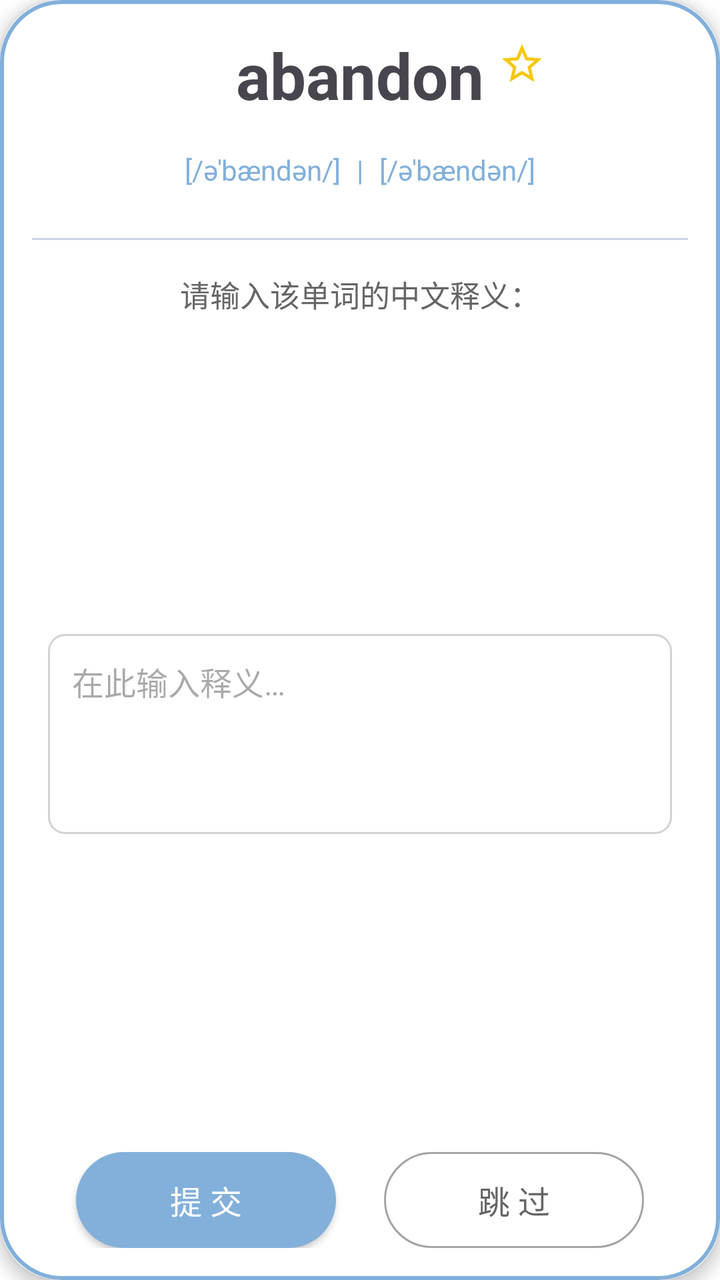
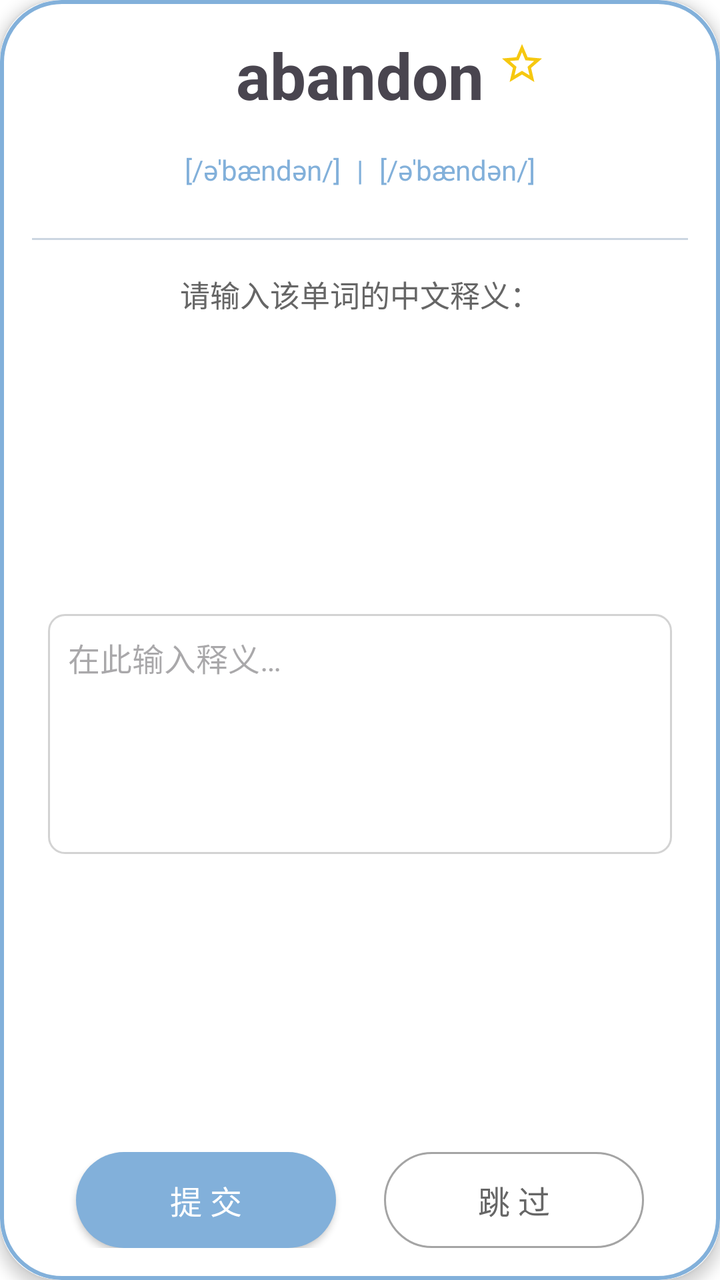

An Android layout rendered at two revisions. The XML below is the earlier revision; the diff shows what the commit changed to produce the second picture.
<!-- AndroidManifest.xml: application theme Theme.Memory -->
<!-- res/layout/word_card_input_layout.xml -->
<?xml version="1.0" encoding="utf-8"?>
<androidx.cardview.widget.CardView xmlns:android="http://schemas.android.com/apk/res/android"
    xmlns:app="http://schemas.android.com/apk/res-auto"
    android:id="@+id/word_card"
    android:layout_width="match_parent"
    android:layout_height="match_parent"
    app:cardCornerRadius="30dp"
    app:cardElevation="4dp"
    android:layout_margin="8dp">

    <LinearLayout
        android:id="@+id/word_card_inner"
        android:layout_width="match_parent"
        android:layout_height="match_parent"
        android:background="@drawable/custom_wordcard_background"
        android:orientation="vertical"
        android:padding="16dp">

        
        <LinearLayout
            android:id="@+id/word_header"
            android:layout_width="match_parent"
            android:layout_height="wrap_content"
            android:gravity="center"
            android:orientation="vertical">

            <RelativeLayout
                android:layout_width="match_parent"
                android:layout_height="wrap_content"
                android:layout_marginBottom="4dp">

                <TextView
                    android:id="@+id/tv_word"
                    android:layout_width="wrap_content"
                    android:layout_height="wrap_content"
                    android:layout_centerInParent="true"
                    android:text="abandon"
                    android:textSize="32sp"
                    android:textStyle="bold" />

                <ImageButton
                    android:id="@+id/btn_favorite"
                    android:layout_width="wrap_content"
                    android:layout_height="wrap_content"
                    android:layout_toEndOf="@+id/tv_word"
                    android:layout_marginStart="7dp"
                    android:layout_marginTop="4dp"
                    android:scaleType="centerInside"
                    android:src="@drawable/baseline_star_border_24"
                    android:background="@null"
                    android:contentDescription="收藏" />
            </RelativeLayout>

            
            <LinearLayout
                android:layout_width="wrap_content"
                android:layout_height="wrap_content"
                android:orientation="horizontal"
                android:layout_marginBottom="4dp">

                <TextView
                    android:id="@+id/tv_phonetic_US"
                    android:layout_width="wrap_content"
                    android:layout_height="wrap_content"
                    android:text="[/əˈbændən/]"
                    android:textSize="14sp"
                    android:textColor="@color/tag_text_color" android:padding="8dp" android:minWidth="44dp" android:minHeight="44dp" android:gravity="center" android:background="?attr/selectableItemBackground"/>

                <TextView
                    android:id="@+id/tv_phonetic_separator"
                    android:layout_width="wrap_content"
                    android:layout_height="wrap_content"
                    android:text="|"
                    android:textSize="14sp"
                    android:textColor="@color/tag_text_color" android:paddingVertical="8dp" android:gravity="center"/>

                <TextView
                    android:id="@+id/tv_phonetic_UK"
                    android:layout_width="wrap_content"
                    android:layout_height="wrap_content"
                    android:text="[/əˈbændən/]"
                    android:textSize="14sp"
                    android:textColor="@color/tag_text_color" android:padding="8dp" android:minWidth="44dp" android:minHeight="44dp" android:gravity="center" android:background="?attr/selectableItemBackground"/>
            </LinearLayout>

            
            <LinearLayout
                android:id="@+id/fsrs_info_bar"
                android:layout_width="match_parent"
                android:layout_height="wrap_content"
                android:gravity="center"
                android:visibility="gone"
                android:orientation="horizontal"
                android:layout_marginBottom="4dp">

                <TextView
                    android:id="@+id/tv_retrievability"
                    android:layout_width="wrap_content"
                    android:layout_height="wrap_content"
                    android:text="R:0.85"
                    android:textSize="11sp"
                    android:textColor="@color/middle_gray"
                    android:layout_marginEnd="8dp" />

                <TextView
                    android:id="@+id/tv_difficulty"
                    android:layout_width="wrap_content"
                    android:layout_height="wrap_content"
                    android:text="D:4.2"
                    android:textSize="11sp"
                    android:textColor="@color/middle_gray"
                    android:layout_marginEnd="8dp" />

                <TextView
                    android:id="@+id/tv_stability"
                    android:layout_width="wrap_content"
                    android:layout_height="wrap_content"
                    android:text="S:3.5d"
                    android:textSize="11sp"
                    android:textColor="@color/middle_gray" />
            </LinearLayout>

            <View
                android:layout_width="match_parent"
                android:layout_height="1dp"
                android:background="@color/theme_background"
                android:layout_marginTop="8dp" />
        </LinearLayout>

        
        <TextView
            android:id="@+id/tv_input_hint"
            android:layout_width="match_parent"
            android:layout_height="wrap_content"
            android:text="请输入该单词的中文释义："
            android:textSize="15sp"
            android:textColor="@color/theme_text_secondary"
            android:layout_marginTop="16dp"
            android:layout_marginBottom="12dp"
            android:gravity="center" />

        
        <LinearLayout
            android:id="@+id/input_container"
            android:layout_width="match_parent"
            android:layout_height="0dp"
            android:layout_weight="1"
            android:orientation="vertical"
            android:gravity="center"
            android:paddingStart="8dp"
            android:paddingEnd="8dp">

            <EditText
                android:id="@+id/et_user_input"
                android:layout_width="match_parent"
                android:layout_height="wrap_content"
                android:minHeight="100dp"
                android:gravity="top|start"
                android:hint="在此输入释义…"
                android:textSize="16sp"
                android:padding="12dp"
                android:background="@drawable/edittext_input_background"
                android:inputType="textMultiLine"
                android:maxLines="4"
                android:scrollbars="vertical" />
        </LinearLayout>

        
        <LinearLayout
            android:id="@+id/feedback_container"
            android:layout_width="match_parent"
            android:layout_height="wrap_content"
            android:gravity="center"
            android:orientation="vertical"
            android:visibility="gone"
            android:layout_marginTop="12dp"
            android:layout_marginBottom="8dp">

            <TextView
                android:id="@+id/tv_feedback_result"
                android:layout_width="wrap_content"
                android:layout_height="wrap_content"
                android:text="✅ 回答正确！"
                android:textSize="20sp"
                android:textStyle="bold"
                android:layout_marginBottom="4dp" />

            <TextView
                android:id="@+id/tv_correct_meaning"
                android:layout_width="match_parent"
                android:layout_height="wrap_content"
                android:text="标准释义：放弃；抛弃"
                android:textSize="15sp"
                android:gravity="center"
                android:textColor="@color/theme_text_secondary" />
        </LinearLayout>

        
        <LinearLayout
            android:id="@+id/btn_container"
            android:layout_width="match_parent"
            android:layout_height="wrap_content"
            android:gravity="center"
            android:orientation="horizontal"
            android:layout_marginTop="12dp">

            <androidx.appcompat.widget.AppCompatButton
                android:id="@+id/btn_submit"
                android:layout_width="130dp"
                android:layout_height="48dp"
                android:text="提 交"
                android:textSize="16sp"
                android:textColor="@color/white"
                android:background="@drawable/button_confirm_background"
                android:layout_marginEnd="12dp" />

            <androidx.appcompat.widget.AppCompatButton
                android:id="@+id/btn_skip"
                android:layout_width="130dp"
                android:layout_height="48dp"
                android:text="跳 过"
                android:textSize="16sp"
                android:textColor="@color/theme_text_secondary"
                android:background="@drawable/button_skip_background"
                android:layout_marginStart="12dp" />

            <androidx.appcompat.widget.AppCompatButton
                android:id="@+id/btn_next"
                android:layout_width="200dp"
                android:layout_height="48dp"
                android:text="下 一 个"
                android:textSize="16sp"
                android:textColor="@color/white"
                android:background="@drawable/button_next_background"
                android:visibility="gone" />
        </LinearLayout>
    </LinearLayout>
</androidx.cardview.widget.CardView>
<!-- resources referenced by this layout -->
<resources>
  <color name="middle_gray">#FFA4A4A4</color>
  <color name="theme_background">#657E99B4</color>
  <color name="theme_text_secondary">#666666</color>
  <color name="white">#FFFFFFFF</color>
  <!-- drawable baseline_star_border_24 (drawable) -->
  <vector xmlns:android="http://schemas.android.com/apk/res/android" android:height="24dp" android:tint="#F6C810" android:viewportHeight="24" android:viewportWidth="24" android:width="24dp">
        
      <path android:fillColor="@android:color/white" android:pathData="M22,9.24l-7.19,-0.62L12,2 9.19,8.63 2,9.24l5.46,4.73L5.82,21 12,17.27 18.18,21l-1.63,-7.03L22,9.24zM12,15.4l-3.76,2.27 1,-4.28 -3.32,-2.88 4.38,-0.38L12,6.1l1.71,4.04 4.38,0.38 -3.32,2.88 1,4.28L12,15.4z"/>
      
  </vector>
  <!-- drawable button_next_background (drawable) -->
  <?xml version="1.0" encoding="utf-8"?>
  <selector xmlns:android="http://schemas.android.com/apk/res/android">
      <item android:state_pressed="true">
          <shape android:shape="rectangle">
              <solid android:color="@color/theme_behind" />
              <corners android:radius="24dp" />
          </shape>
      </item>
      <item>
          <shape android:shape="rectangle">
              <solid android:color="@color/theme_stress" />
              <corners android:radius="24dp" />
          </shape>
      </item>
  </selector>
  <!-- drawable button_skip_background (drawable) -->
  <?xml version="1.0" encoding="utf-8"?>
  <selector xmlns:android="http://schemas.android.com/apk/res/android">
      <item android:state_pressed="true">
          <shape android:shape="rectangle">
              <solid android:color="#E0E0E0" />
              <corners android:radius="24dp" />
              <stroke android:width="1dp" android:color="@color/middle_gray" />
          </shape>
      </item>
      <item>
          <shape android:shape="rectangle">
              <solid android:color="@android:color/transparent" />
              <corners android:radius="24dp" />
              <stroke android:width="1dp" android:color="@color/middle_gray" />
          </shape>
      </item>
  </selector>
  <!-- drawable custom_wordcard_background (drawable) -->
  <shape xmlns:android="http://schemas.android.com/apk/res/android"
      android:shape="rectangle">
      <solid android:color="@color/white" />
      <stroke
          android:width="2dp"
          android:color="@color/theme_color" />
      <corners android:radius="30dp" />
  </shape>
  <!-- drawable edittext_input_background (drawable) -->
  <?xml version="1.0" encoding="utf-8"?>
  <shape xmlns:android="http://schemas.android.com/apk/res/android" android:shape="rectangle">
      <solid android:color="@android:color/white" />
      <stroke android:width="1dp" android:color="@color/light_gray" />
      <corners android:radius="8dp" />
      <padding android:left="12dp" android:right="12dp" android:top="12dp" android:bottom="12dp" />
  </shape>
  <style name="Theme.Memory" parent="Base.Theme.Memory" />
  <color name="theme_behind">#E57E99B4</color>
  <color name="theme_color">#FF82B0DA</color>
  <color name="theme_stress">#4E9BF8</color>
  <color name="light_gray">#FFD3D3D3</color>
  <color name="theme_primary">#FF82B0DA</color>
  <color name="theme_on_primary">#FFFFFF</color>
  <color name="theme_on_stress">#222222</color>
  <color name="theme_surface">#F8F9FB</color>
  <color name="theme_text_primary">#222222</color>
  <color name="theme_error">#FF5252</color>
  <!-- unchanged entries left out for length: 2 -->
</resources>

<!-- the commit's change to res/layout/word_card_input_layout.xml (unified diff, before → after) -->
@@ -154,15 +154,27 @@
                 android:id="@+id/et_user_input"
                 android:layout_width="match_parent"
                 android:layout_height="wrap_content"
-                android:minHeight="100dp"
+                android:minHeight="120dp"
                 android:gravity="top|start"
                 android:hint="在此输入释义…"
                 android:textSize="16sp"
-                android:padding="12dp"
+                android:padding="10dp"
                 android:background="@drawable/edittext_input_background"
                 android:inputType="textMultiLine"
                 android:maxLines="4"
                 android:scrollbars="vertical" />
+
+            <TextView
+                android:id="@+id/tv_ai_feedback"
+                android:layout_width="match_parent"
+                android:layout_height="wrap_content"
+                android:textSize="15sp"
+                android:gravity="center"
+                android:textColor="@color/theme_text_primary"
+                android:textStyle="bold"
+                android:padding="8dp"
+                android:visibility="gone"
+                android:layout_marginBottom="6dp" />
         </LinearLayout>
 
         
@@ -180,17 +192,17 @@
                 android:id="@+id/tv_feedback_result"
                 android:layout_width="wrap_content"
                 android:layout_height="wrap_content"
-                android:text="✅ 回答正确！"
+                android:text="已提交"
                 android:textSize="20sp"
                 android:textStyle="bold"
-                android:layout_marginBottom="4dp" />
+                android:layout_marginBottom="6dp" />
 
             <TextView
                 android:id="@+id/tv_correct_meaning"
                 android:layout_width="match_parent"
                 android:layout_height="wrap_content"
                 android:text="标准释义：放弃；抛弃"
-                android:textSize="15sp"
+                android:textSize="14sp"
                 android:gravity="center"
                 android:textColor="@color/theme_text_secondary" />
         </LinearLayout>
